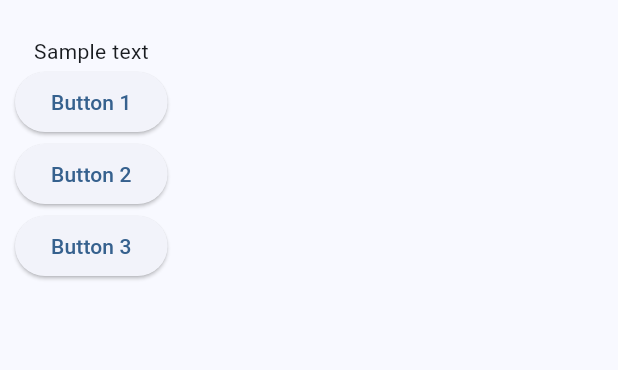
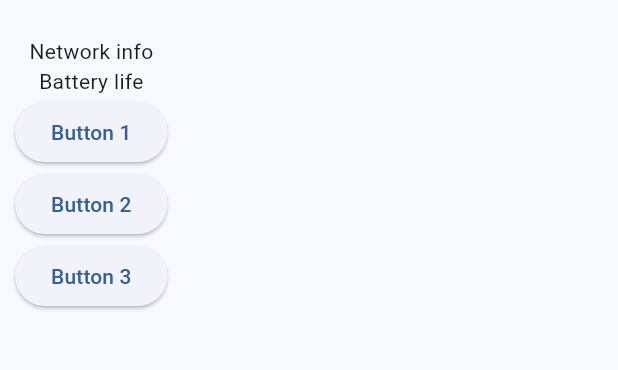
Before and after one commit to CptFlashbang/mad_assignment_03, a Flutter app: the SettingsPage screen opened directly, on a phone screen of 412 x 824 dp, the part 63-433 px from its top. Run offline on Flutter 3.47's test engine with Material 3 defaults, Android fonts, the phone set to English and light mode, and no system bars; our stand-ins replace google_maps_flutter, sqflite; accounts and stored records are empty; network calls fail.

Commit message:
Update SettingsPage UI with network info and battery life

```diff
--- a/lib/pages/Settings.dart
+++ b/lib/pages/Settings.dart
@@ -23,7 +23,8 @@ class _SettingsPageState extends State<SettingsPage> {
         margin: const EdgeInsets.all(10.0),
         child: Column(
           children: [
-            Text('Sample text'),
+            Text('Network info'),
+            Text('Battery life'),
             ElevatedButton(
               child: const Text("Button 1"),
               onPressed: () {
```
